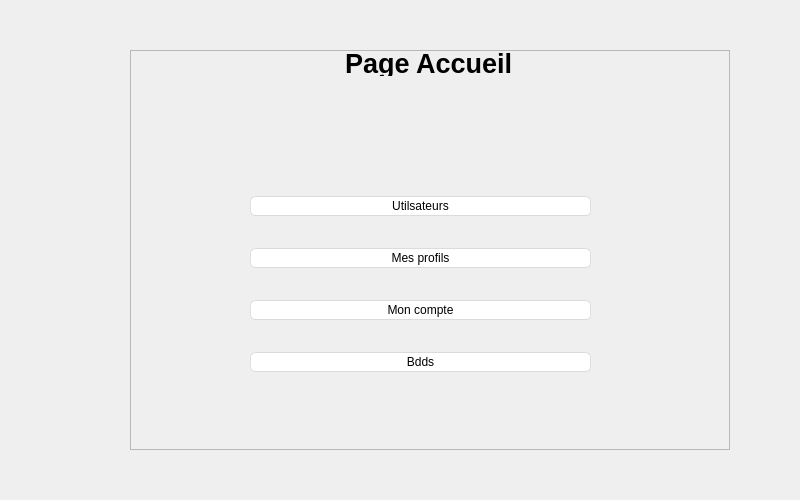
The window that FrameworkQT/src/main/c++/fr/univtours/polytech/FrameworkQT/view/homeadmininterface.ui (ChakSem/TPs-Plateformes-C-) describes before a commit, drawn with Qt 5.
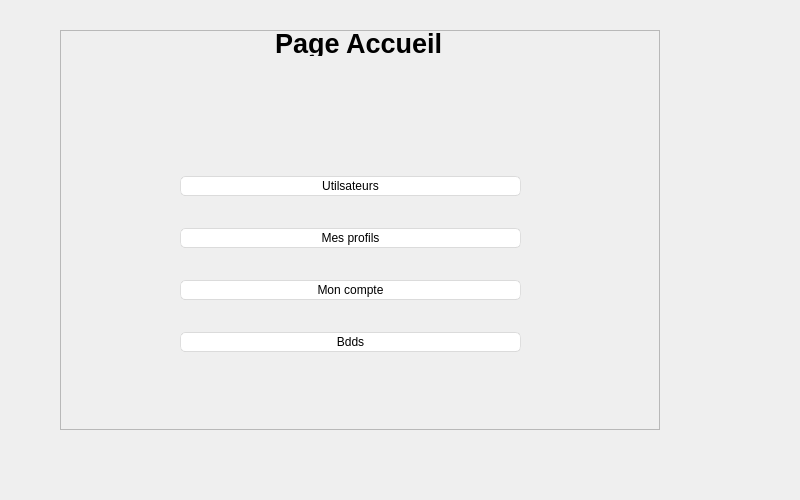
The same window after the commit.

Diff of the .ui file:
```diff
--- a/FrameworkQT/src/main/c++/fr/univtours/polytech/FrameworkQT/view/homeadmininterface.ui
+++ b/FrameworkQT/src/main/c++/fr/univtours/polytech/FrameworkQT/view/homeadmininterface.ui
@@ -16,8 +16,8 @@
   <widget class="QFrame" name="frame">
    <property name="geometry">
     <rect>
-     <x>130</x>
-     <y>50</y>
+     <x>60</x>
+     <y>30</y>
      <width>600</width>
      <height>400</height>
     </rect>
```
Left out of the diff: 12 changed lines with no effect on the pictures.
